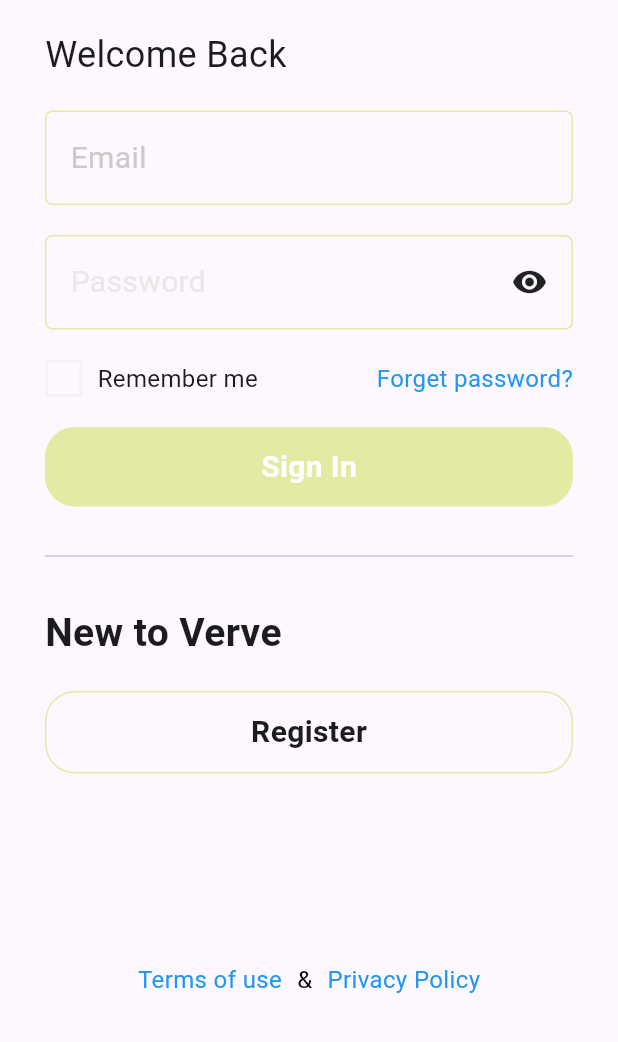
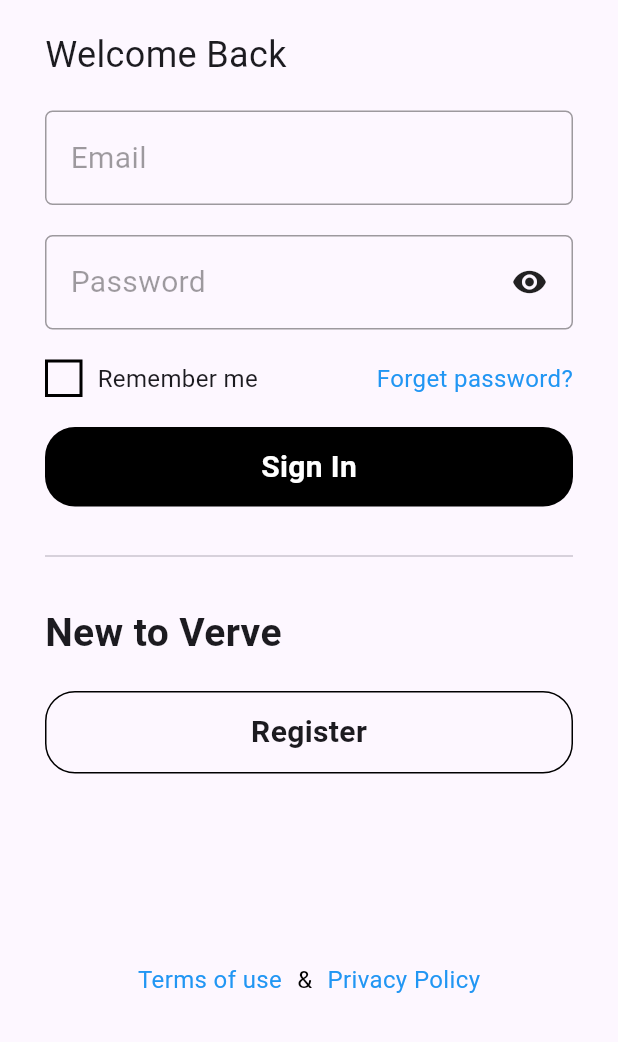
Before and after one commit to ZiadAlbadry/lessons_app, a Flutter app: the LoginPage screen opened by its route, on a phone screen of 412 x 824 dp, the part 194-1236 px from its top. Run offline on Flutter 3.47's test engine with Material 3 defaults, Android fonts, the phone set to English and light mode, and no system bars.

Commit message:
Version4

```diff
--- a/lib/pages/login_page.dart
+++ b/lib/pages/login_page.dart
@@ -1,5 +1,6 @@
+import 'dart:developer';
+
 import 'package:flutter/material.dart';
-import 'package:lessons_app/pages/home_page.dart';
 import 'package:lessons_app/pages/register_page.dart';
 
 class LoginPage extends StatelessWidget {
@@ -8,7 +9,6 @@ class LoginPage extends StatelessWidget {
   @override
   Widget build(BuildContext context) {
     return Scaffold(
-
       appBar: AppBar(),
       body: Padding(
         padding: const EdgeInsets.all(30),
@@ -44,11 +44,11 @@ class LoginPage extends StatelessWidget {
 
               decoration: BoxDecoration(
                 borderRadius: BorderRadius.all(Radius.circular(5)),
-                border: Border.all(color: Color.fromARGB(95, 181, 211, 8)),
+                border: Border.all(color: Colors.black38),
               ),
               child: Text(
                 "Email",
-                style: TextStyle(fontSize: 20, color: const Color.fromARGB(255, 206, 201, 201)),
+                style: TextStyle(fontSize: 20, color: Colors.black38),
               ),
             ),
             SizedBox(height: 20),
@@ -57,14 +57,14 @@ class LoginPage extends StatelessWidget {
 
               decoration: BoxDecoration(
                 borderRadius: BorderRadius.all(Radius.circular(5)),
-                border: Border.all(color: const Color.fromARGB(95, 181, 211, 8)),
+                border: Border.all(color: Colors.black38),
               ),
               child: Row(
                 mainAxisAlignment: MainAxisAlignment.spaceBetween,
                 children: [
                   Text(
                     "Password",
-                    style: TextStyle(fontSize: 20, color: const Color.fromARGB(255, 235, 231, 231)),
+                    style: TextStyle(fontSize: 20, color: Colors.black38),
                   ),
 
                   Icon(Icons.visibility),
@@ -80,7 +80,7 @@ class LoginPage extends StatelessWidget {
                   height: 25,
                   width: 25,
                   decoration: BoxDecoration(
-                    border: Border.all(color: Color.fromARGB(95, 232, 232, 226), width: 2),
+                    border: Border.all(color: Colors.black, width: 2),
                   ),
                 ),
                 SizedBox(width: 10),
@@ -94,23 +94,21 @@ class LoginPage extends StatelessWidget {
             ),
 
             SizedBox(height: 20),
-            Container(
+            GestureDetector(
+              onTap: () {
+                Navigator.pushReplacement(
+                  context,
+                  MaterialPageRoute(builder: (context) => RegisterPage()),
+                );
+              },
+              child: Container(
                 padding: EdgeInsets.symmetric(vertical: 12),
                 width: double.infinity,
                 alignment: Alignment.center,
                 decoration: BoxDecoration(
-                color: Color.fromARGB(95, 181, 211, 8),
+                  color: Colors.black,
                   borderRadius: BorderRadius.circular(20),
                 ),
-              child: GestureDetector(
-                onTap: () {
-                  Navigator.push(
-                    context,
-                    MaterialPageRoute(builder: (context) {
-                      return HomePage();
-                    }),
-                  );
-                },
                 child: Text(
                   "Sign In",
                   style: TextStyle(
@@ -138,33 +136,24 @@ class LoginPage extends StatelessWidget {
               alignment: Alignment.center,
               decoration: BoxDecoration(
                 borderRadius: BorderRadius.circular(20),
-                border: Border.all(color: Color.fromARGB(95, 181, 211, 8)),
+                border: Border.all(color: Colors.black),
               ),
-              child: GestureDetector(
-                onTap: () {
-                    Navigator.push(context, MaterialPageRoute(builder: (context){
-                      return RegisterPage();
-                    }));
-
-                },
               child: Text(
                 "Register",
                 style: TextStyle(fontSize: 20, fontWeight: FontWeight.bold),
-                ),
               ),
             ),
             Spacer(),
             Row(
               mainAxisAlignment: MainAxisAlignment.center,
               crossAxisAlignment: CrossAxisAlignment.end,
+              spacing: 10,
               children: [
                 Text(
                   "Terms of use",
                   style: TextStyle(fontSize: 16, color: Colors.blue),
                 ),
-                SizedBox(width: 10),
                 Text("&", style: TextStyle(fontSize: 16, color: Colors.black)),
-                SizedBox(width: 10),
                 Text(
                   "Privacy Policy",
                   style: TextStyle(fontSize: 16, color: Colors.blue),
```
Also changed, not shown: lib/pages/splash_page.dart (line endings or trailing spaces). Lines whose indentation alone changed are shown as unchanged.
